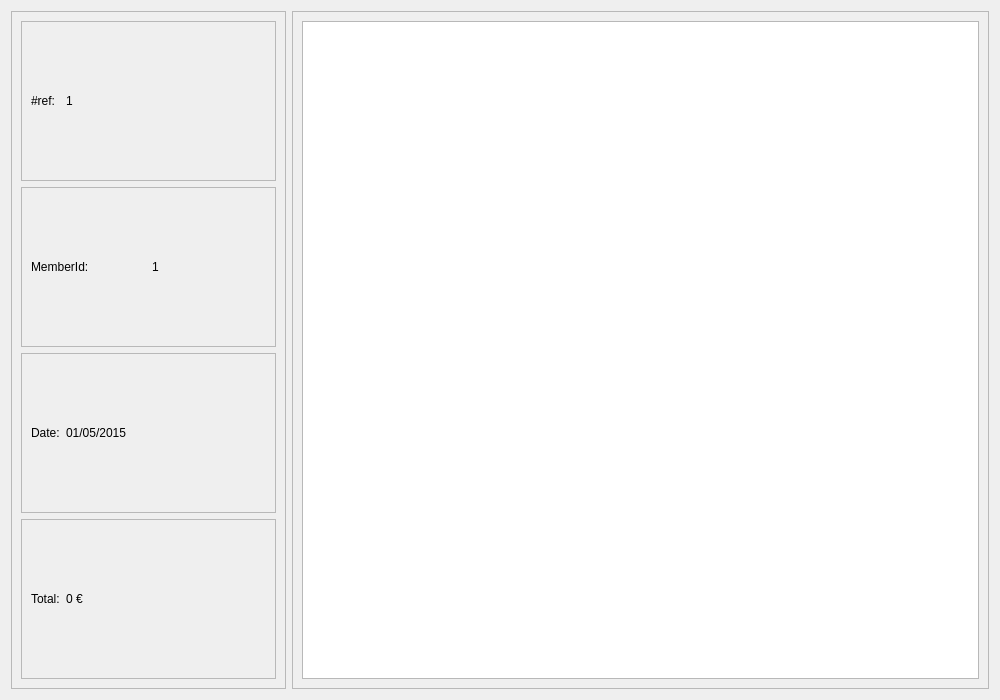
Above: penyamanager/commons/invoicedetailswidget.ui from eguzki/penyamanager before the change. Below: the same form after it.
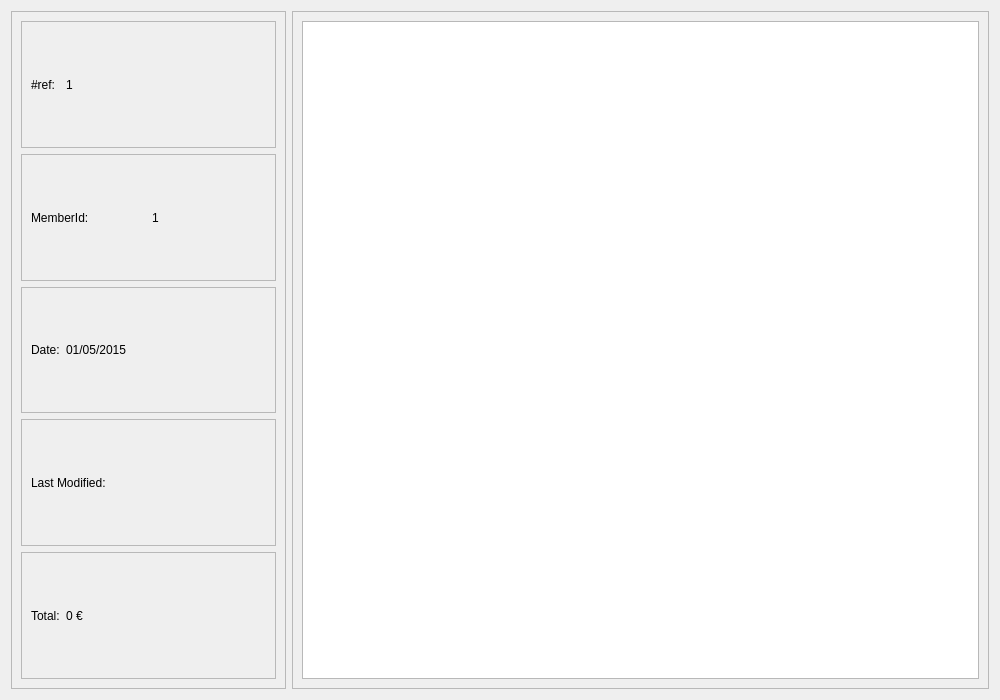
That is the form after the change.

Commit message: show last_modif in screens

Diff of the .ui file:
```diff
--- a/penyamanager/commons/invoicedetailswidget.ui
+++ b/penyamanager/commons/invoicedetailswidget.ui
@@ -122,6 +122,32 @@
         </layout>
        </widget>
       </item>
+      <item>
+       <widget class="QFrame" name="invoiceLastModifFrame">
+        <property name="frameShape">
+         <enum>QFrame::StyledPanel</enum>
+        </property>
+        <property name="frameShadow">
+         <enum>QFrame::Raised</enum>
+        </property>
+        <layout class="QHBoxLayout" name="horizontalLayout_6">
+         <item>
+          <widget class="QLabel" name="invoiceLastModifLabel">
+           <property name="text">
+            <string>Last Modified:</string>
+           </property>
+          </widget>
+         </item>
+         <item>
+          <widget class="QLabel" name="invoiceLastModifValueLabel">
+           <property name="text">
+            <string notr="true"/>
+           </property>
+          </widget>
+         </item>
+        </layout>
+       </widget>
+      </item>
       <item>
        <widget class="QFrame" name="invoiceTotalFrame">
         <property name="frameShape">
```
Left out of the diff: 6 changed lines with no effect on the pictures. The commit also changes 6 other files.
